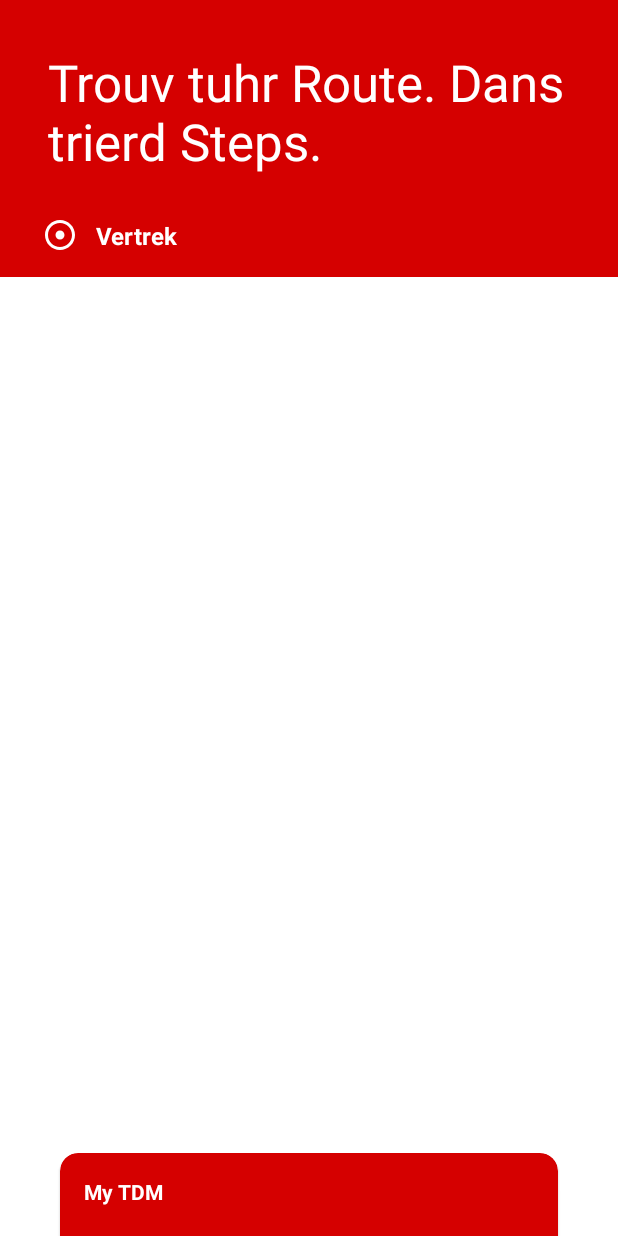
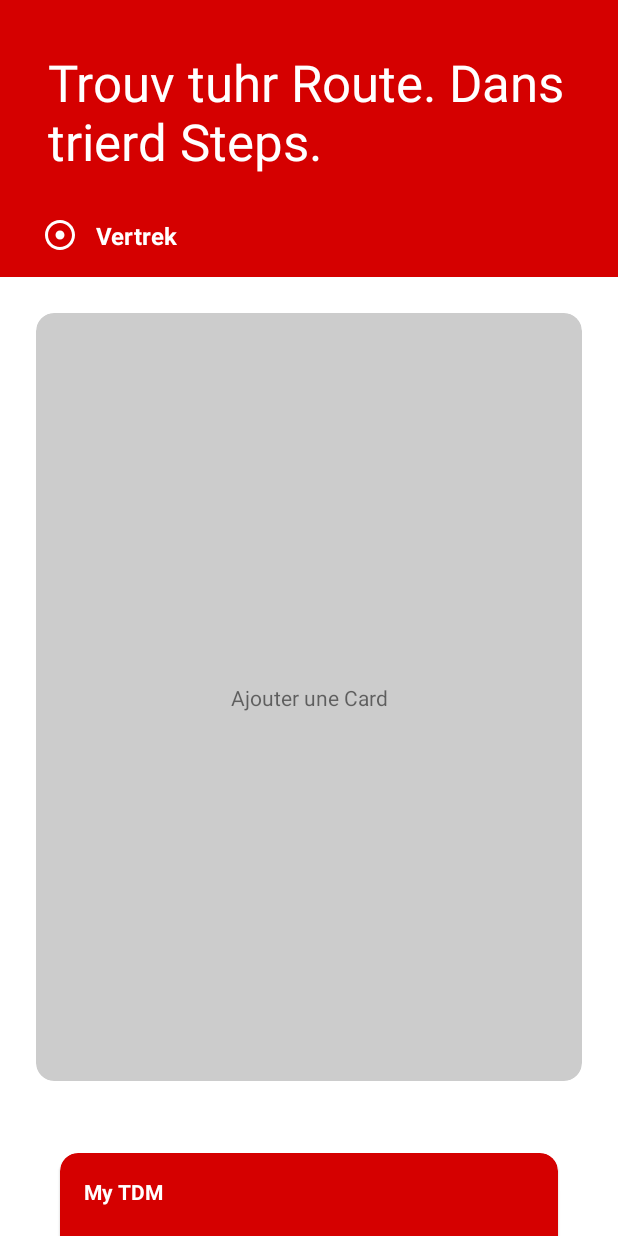
Before and after one commit to ACMCMC/TDM, an Android app: the screen it shows after launch (MainActivity), on a phone screen of 412 x 824 dp. Run offline under Robolectric (Android 15) with nearby library versions, the phone set to English and light mode, and no system bars; our stand-ins replace Firebase (no records; nobody signed in at launch, a user with empty details on screens opened directly).

Commit message:
Cambios en el Reel para las tarjetas del MainActivity

```diff
--- a/app/src/main/java/ml/mitron/tdm/CardBuyActivity.java
+++ b/app/src/main/java/ml/mitron/tdm/CardBuyActivity.java
@@ -94,10 +94,10 @@ public class CardBuyActivity extends AppCompatActivity {
             case 1:
                 switch (cardBuySelectFragment.viewPager.getCurrentItem()) {
                     case 0:
-                        cardType = TDMCard.CARD_TYPE.ELEMENT;
+                        cardType = TDMCard.CARD_TYPE.INFINITY;
                         break;
                     case 1:
-                        cardType = TDMCard.CARD_TYPE.INFINITY;
+                        cardType = TDMCard.CARD_TYPE.ELEMENT;
                         break;
                 }
                 if (isForwardStep) {
--- a/app/src/main/java/ml/mitron/tdm/CardBuyConfirmFragment.java
+++ b/app/src/main/java/ml/mitron/tdm/CardBuyConfirmFragment.java
@@ -40,10 +40,10 @@ public class CardBuyConfirmFragment extends Fragment {
 
         int resId = 0;
         switch (cardType) {
-            case INFINITY:
+            case ELEMENT:
                 resId = R.drawable.ic_card_infinity;
                 break;
-            case ELEMENT:
+            case INFINITY:
                 resId = R.drawable.ic_card_element;
                 break;
             case STANDARD:
--- a/app/src/main/java/ml/mitron/tdm/CardReelFragment.java
+++ b/app/src/main/java/ml/mitron/tdm/CardReelFragment.java
@@ -1,9 +1,11 @@
 package ml.mitron.tdm;
 
+import android.content.Intent;
 import android.os.Bundle;
 import android.view.LayoutInflater;
 import android.view.View;
 import android.view.ViewGroup;
+import android.widget.ImageView;
 import android.widget.TextView;
 
 import org.jetbrains.annotations.NotNull;
@@ -12,6 +14,7 @@ import java.util.Arrays;
 import java.util.List;
 
 import androidx.annotation.NonNull;
+import androidx.cardview.widget.CardView;
 import androidx.fragment.app.Fragment;
 import androidx.recyclerview.widget.LinearLayoutManager;
 import androidx.recyclerview.widget.RecyclerView;
@@ -45,38 +48,80 @@ public class CardReelFragment extends Fragment {
         return view;
     }
 
-    private class ReelViewAdapter extends RecyclerView.Adapter<ReelViewAdapter.ViewHolder> {
+    private class ReelViewAdapter extends RecyclerView.Adapter<RecyclerView.ViewHolder> {
 
         @NonNull
         @Override
-        public ViewHolder onCreateViewHolder(@NonNull ViewGroup parent, int viewType) {
-            ViewHolder viewHolder;
+        public RecyclerView.ViewHolder onCreateViewHolder(@NonNull ViewGroup parent, int viewType) {
+            RecyclerView.ViewHolder viewHolder;
             View cardView;
-            cardView = LayoutInflater.from(getContext()).inflate(R.layout.layout_card_reel_card, parent, false);
-            viewHolder = new ViewHolder(cardView);
+            switch (viewType) {
+                case 0:
+                default:
+                    cardView = LayoutInflater.from(getContext()).inflate(R.layout.layout_card_reel_card, parent, false);
+                    viewHolder = new ViewHolderCard(cardView);
+                    break;
+                case 1:
+                    cardView = LayoutInflater.from(getContext()).inflate(R.layout.layout_card_reel_add_card, parent, false);
+                    viewHolder = new ViewHolderAddCard(cardView);
+                    break;
+            }
             return viewHolder;
         }
 
         @Override
-        public void onBindViewHolder(@NonNull ViewHolder holder, int position) {
+        public int getItemViewType(int position) {
+            if (position == (getItemCount() - 1)) {
+                return 1;
+            } else {
+                return 0;
+            }
+        }
+
+        @Override
+        public void onBindViewHolder(@NonNull RecyclerView.ViewHolder holder, int position) {
+            if (getItemViewType(position) == 1) {
+                ViewHolderAddCard viewHolderAddCard = (ViewHolderAddCard) holder;
+                viewHolderAddCard.card.setOnClickListener(new View.OnClickListener() {
+                    @Override
+                    public void onClick(View v) {
+                        startActivity(new Intent(getActivity(), CardBuyActivity.class));
+                    }
+                });
+                return;
+            }
+            ViewHolderCard viewHolderCard = (ViewHolderCard) holder;
             List<TDMCard.CardNumber> cardNumberList = Arrays.asList(User.getUser().getTarjetas().keySet().toArray(new TDMCard.CardNumber[User.getUser().getTarjetas().keySet().size()]));
-            holder.numero.setText(User.getUser().getTarjetas().get(cardNumberList.get(position)).getHiddenCardNumber());
-            holder.nombre.setText(User.getUser().getTarjetas().get(cardNumberList.get(position)).getCardHolderName());
+            viewHolderCard.numero.setText(User.getUser().getTarjetas().get(cardNumberList.get(position)).getHiddenCardNumber());
+            viewHolderCard.nombre.setText(User.getUser().getTarjetas().get(cardNumberList.get(position)).getCardHolderName());
+            viewHolderCard.icono.setImageDrawable(User.getUser().getTarjetas().get(cardNumberList.get(position)).getIconoCardDrawable(getContext()));
         }
 
         @Override
         public int getItemCount() {
-            return User.getUser().getTarjetas().size();
+            //sumamos uno porque el último view es el de añadir una tarjeta
+            return (User.getUser().getTarjetas().size() + 1);
         }
 
-        class ViewHolder extends RecyclerView.ViewHolder {
+        class ViewHolderCard extends RecyclerView.ViewHolder {
             TextView nombre;
             TextView numero;
+            ImageView icono;
 
-            ViewHolder(@NonNull View itemView) {
+            ViewHolderCard(@NonNull View itemView) {
                 super(itemView);
                 nombre = itemView.findViewById(R.id.nombreCard);
                 numero = itemView.findViewById(R.id.numeroCard);
+                icono = itemView.findViewById(R.id.ic_card);
+            }
+        }
+
+        class ViewHolderAddCard extends RecyclerView.ViewHolder {
+            CardView card;
+
+            ViewHolderAddCard(@NonNull View itemView) {
+                super(itemView);
+                card = itemView.findViewById(R.id.card_view_card_reel_add_card);
             }
         }
 
--- /dev/null
+++ b/app/src/main/res/layout/layout_card_reel_add_card.xml
@@ -0,0 +1,34 @@
+<?xml version="1.0" encoding="utf-8"?>
+<androidx.constraintlayout.widget.ConstraintLayout xmlns:android="http://schemas.android.com/apk/res/android"
+    xmlns:app="http://schemas.android.com/apk/res-auto"
+    android:layout_width="match_parent"
+    android:layout_height="match_parent">
+
+    <androidx.cardview.widget.CardView
+        android:id="@+id/card_view_card_reel_add_card"
+        style="@style/Card.Card"
+        android:layout_width="0dp"
+        android:layout_height="0dp"
+        android:backgroundTint="@color/gris"
+        app:layout_constraintBottom_toBottomOf="parent"
+        app:layout_constraintEnd_toEndOf="parent"
+        app:layout_constraintStart_toStartOf="parent"
+        app:layout_constraintTop_toTopOf="parent">
+
+        <androidx.constraintlayout.widget.ConstraintLayout
+            android:layout_width="match_parent"
+            android:layout_height="match_parent">
+
+            <TextView
+                android:id="@+id/textView5"
+                android:layout_width="wrap_content"
+                android:layout_height="wrap_content"
+                android:text="Ajouter une Card"
+                app:layout_constraintBottom_toBottomOf="parent"
+                app:layout_constraintEnd_toEndOf="parent"
+                app:layout_constraintStart_toStartOf="parent"
+                app:layout_constraintTop_toTopOf="parent" />
+        </androidx.constraintlayout.widget.ConstraintLayout>
+    </androidx.cardview.widget.CardView>
+
+</androidx.constraintlayout.widget.ConstraintLayout>
--- a/app/src/main/res/layout/layout_tdm_card_activity.xml
+++ b/app/src/main/res/layout/layout_tdm_card_activity.xml
@@ -4,12 +4,6 @@
     android:layout_width="match_parent"
     android:layout_height="match_parent"
     android:clipToPadding="false">
-
-    <Button
-        android:id="@+id/button_card_buy"
-        android:layout_width="wrap_content"
-        android:layout_height="wrap_content"
-        android:text="Button" />
 
     <ImageView
         android:id="@+id/nfcIcon"
```
Also changed, not shown: app/src/main/java/ml/mitron/tdm/TDMCard.java (+20 -2 lines), app/src/main/java/ml/mitron/tdm/TDMCardActivity.java (+1 -10 lines).
